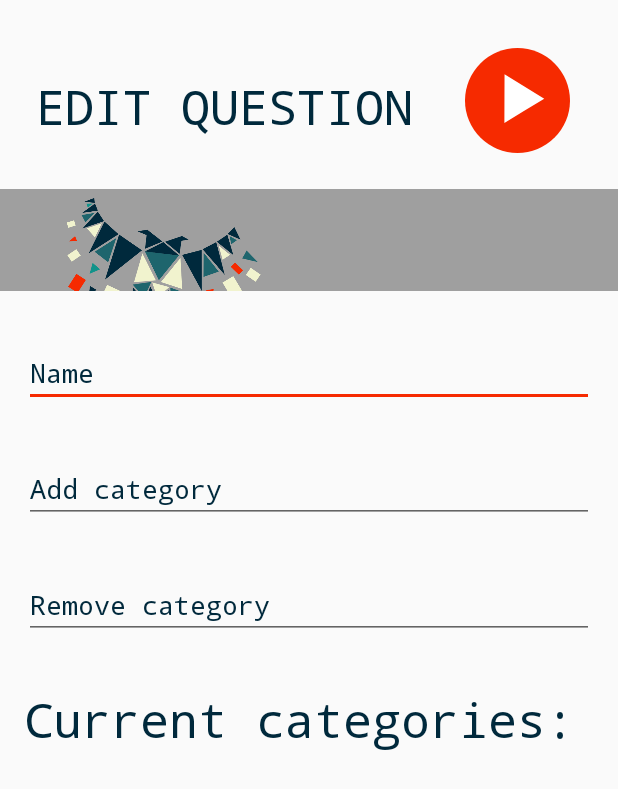
After one commit to Trinithea/schowl, an Android app: the layout add_question.xml on its own in the app's theme, with its tools: preview values and no code run, on a phone screen of 412 x 824 dp. The commit adds this screen. Shown: the top 789 px of the screen. Run offline under Robolectric (Android 15) with nearby library versions, the phone set to English and light mode, and no system bars.

Commit message:
experimenting with graphic design

```diff
--- a/android_project/experiments/app/build.gradle
+++ b/android_project/experiments/app/build.gradle
@@ -32,4 +32,5 @@ dependencies {
     testImplementation 'junit:junit:4.12'
     androidTestImplementation 'androidx.test:runner:1.2.0'
     androidTestImplementation 'androidx.test.espresso:espresso-core:3.2.0'
+    implementation 'com.google.android.material:material:1.0.0'
 }
--- /dev/null
+++ b/android_project/experiments/app/src/main/res/drawable/ic_triangle.xml
@@ -0,0 +1,10 @@
+<vector xmlns:android="http://schemas.android.com/apk/res/android"
+    android:width="70dp"
+    android:height="70dp"
+    android:viewportWidth="70"
+    android:viewportHeight="70">
+  <path
+      android:pathData="M39.54,41.89L26.25,49.97L26.3,33.73L26.36,17.5L39.6,25.66L52.84,33.82L39.54,41.89Z"
+      android:fillColor="#ffffff"
+      android:fillAlpha="1"/>
+</vector>
--- /dev/null
+++ b/android_project/experiments/app/src/main/res/layout/add_question.xml
@@ -0,0 +1,106 @@
+<?xml version="1.0" encoding="utf-8"?>
+<LinearLayout xmlns:android="http://schemas.android.com/apk/res/android"
+              xmlns:app="http://schemas.android.com/apk/res-auto" xmlns:tools="http://schemas.android.com/tools"
+              android:orientation="vertical"
+              android:layout_width="match_parent"
+              android:layout_height="match_parent">
+    <LinearLayout
+            android:orientation="vertical"
+            android:layout_width="match_parent"
+            android:layout_height="match_parent">
+
+        <androidx.constraintlayout.widget.ConstraintLayout
+                android:layout_width="match_parent"
+                android:layout_height="78dp" android:layout_marginTop="32dp" android:layout_marginLeft="16dp"
+                android:layout_marginRight="16dp">
+            <TextView
+                    android:text="@string/edit_question"
+                    android:layout_width="0dp"
+                    android:layout_height="wrap_content" android:id="@+id/txtEditQuestion"
+                    android:textSize="32dp"
+                    android:fontFamily="monospace" android:textColor="@color/navyBlue"
+                    app:layout_constraintStart_toStartOf="parent" android:layout_marginStart="8dp"
+                    android:layout_marginTop="8dp" app:layout_constraintTop_toTopOf="parent"
+                    android:layout_marginBottom="8dp" app:layout_constraintBottom_toBottomOf="parent"
+                    app:layout_constraintHorizontal_bias="0.5" app:layout_constraintEnd_toStartOf="@+id/editSubject"/>
+            <ImageButton
+                    android:layout_width="wrap_content"
+                    android:layout_height="wrap_content" app:srcCompat="@drawable/ic_triangle"
+                    android:id="@+id/editQuestion" android:background="@drawable/circle_button_red"
+                    app:layout_constraintEnd_toEndOf="parent" app:layout_constraintStart_toEndOf="@+id/textView2"
+                    app:layout_constraintHorizontal_bias="0.5" android:layout_marginRight="16dp"
+                    android:layout_marginBottom="8dp" app:layout_constraintBottom_toBottomOf="parent"/>
+        </androidx.constraintlayout.widget.ConstraintLayout>
+        <androidx.constraintlayout.widget.ConstraintLayout
+                android:layout_width="match_parent"
+                android:layout_height="68dp" android:background="@color/gray" android:layout_marginTop="16dp">
+
+            <ImageView
+                    android:layout_width="608dp"
+                    android:layout_height="102dp" app:srcCompat="@drawable/ic_logo_owl_cropped"
+                    android:id="@+id/imageView5"
+                    app:layout_constraintEnd_toEndOf="parent"
+                    app:layout_constraintTop_toTopOf="parent"/>
+        </androidx.constraintlayout.widget.ConstraintLayout>
+        <EditText
+                android:layout_width="match_parent"
+                android:layout_height="wrap_content"
+                android:inputType="textPersonName"
+                android:text="@string/name"
+                android:ems="10"
+                android:id="@+id/txtNameSubject" android:fontFamily="monospace" android:layout_marginLeft="16dp"
+                android:layout_marginRight="16dp" android:layout_marginTop="32dp" android:textColor="@color/navyBlue"/>
+        <EditText
+                android:layout_width="match_parent"
+                android:layout_height="wrap_content"
+                android:inputType="textPersonName"
+                android:ems="10"
+                android:id="@+id/txtxAddCategory" android:text="@string/add_category" android:fontFamily="monospace"
+                android:layout_marginLeft="16dp" android:layout_marginRight="16dp" android:layout_marginTop="32dp"
+                android:textColor="@color/navyBlue"/>
+        <EditText
+                android:layout_width="match_parent"
+                android:layout_height="wrap_content"
+                android:inputType="textPersonName"
+                android:text="@string/remove_category"
+                android:ems="10"
+                android:id="@+id/txtRemoveCategory" android:layout_marginTop="32dp" android:layout_marginRight="16dp"
+                android:layout_marginLeft="16dp" android:fontFamily="monospace" android:textColor="@color/navyBlue"/>
+        <TextView
+                android:text="@string/categories"
+                android:layout_width="match_parent"
+                android:layout_height="wrap_content" android:id="@+id/labelCurrentCategories"
+                android:fontFamily="monospace" android:textSize="32dp" android:layout_marginTop="32dp"
+                android:layout_marginLeft="16dp" android:layout_marginRight="16dp" android:textColor="@color/navyBlue"/>
+        <LinearLayout
+                android:orientation="vertical"
+                android:layout_width="376dp"
+                android:layout_height="match_parent" android:isScrollContainer="true" android:fadeScrollbars="true"
+                android:layout_marginRight="16dp" android:layout_marginLeft="16dp" android:layout_marginBottom="32dp"
+                android:layout_marginTop="16dp">
+        </LinearLayout>
+    </LinearLayout>
+    <androidx.constraintlayout.widget.ConstraintLayout
+            android:layout_width="match_parent"
+            android:layout_height="match_parent" android:layout_marginTop="32dp" android:layout_marginLeft="16dp"
+            android:layout_marginRight="16dp">
+
+        <ImageButton
+                android:layout_width="wrap_content"
+                android:layout_height="wrap_content" app:srcCompat="@drawable/ic_triangle"
+                android:id="@+id/editSubject" android:background="@drawable/circle_button_red"
+                app:layout_constraintEnd_toEndOf="parent" app:layout_constraintStart_toEndOf="@+id/textView2"
+                app:layout_constraintHorizontal_bias="0.5" android:layout_marginRight="16dp"
+                android:layout_marginBottom="8dp" app:layout_constraintBottom_toBottomOf="parent"/>
+        <TextView
+                android:text="@string/edit_subject"
+                android:layout_width="0dp"
+                android:layout_height="wrap_content" android:id="@+id/textView2"
+                android:textSize="32dp"
+                android:fontFamily="monospace" android:textColor="@color/navyBlue"
+                app:layout_constraintStart_toStartOf="parent" android:layout_marginStart="8dp"
+                android:layout_marginTop="8dp" app:layout_constraintTop_toTopOf="parent"
+                android:layout_marginBottom="8dp" app:layout_constraintBottom_toBottomOf="parent"
+                app:layout_constraintHorizontal_bias="0.5" app:layout_constraintEnd_toStartOf="@+id/editSubject"/>
+    </androidx.constraintlayout.widget.ConstraintLayout>
+</LinearLayout>
--- a/android_project/experiments/app/src/main/res/values/colors.xml
+++ b/android_project/experiments/app/src/main/res/values/colors.xml
@@ -4,4 +4,5 @@
     <color name="peacockBlue">#1E656D</color>
     <color name="ivoryYellow">#F1F3CE</color>
     <color name="appleRed">#F62A00</color>
+    <color name="gray">#9F9F9F</color>
 </resources>
--- a/android_project/experiments/app/src/main/res/values/strings.xml
+++ b/android_project/experiments/app/src/main/res/values/strings.xml
@@ -1,5 +1,13 @@
 <resources>
-    <string name="app_name">GRAPHIC DESIGN</string>
-    <string name="project_name">SCHOWL</string>
+    <string name="app_name">SCHOWL</string>
     <string name="start_test">START TEST</string>
+
+    <string name="choose_subject">CHOOSE SUBJECT</string>
+    <string name="choose_category">CHOOSE CATEGORY</string>
+    <string name="name">Name</string>
+    <string name="add_category">Add category</string>
+    <string name="categories">Current categories: </string>
+    <string name="remove_category">Remove category</string>
+    <string name="edit_subject">EDIT SUBJECT</string>
+    <string name="edit_question">EDIT QUESTION</string>
 </resources>
```
Also changed, not shown: android_project/experiments/app/src/main/res/drawable/rounded_button_llight_blue.xml (added, +9 -0 lines), android_project/experiments/app/src/main/res/layout/activity_main.xml (+5 -15 lines), android_project/experiments/app/src/main/res/layout/add_subject_and_category.xml (added, +68 -0 lines), android_project/experiments/app/src/main/res/layout/start_test.xml (+53 -1 lines), 1 other file.
